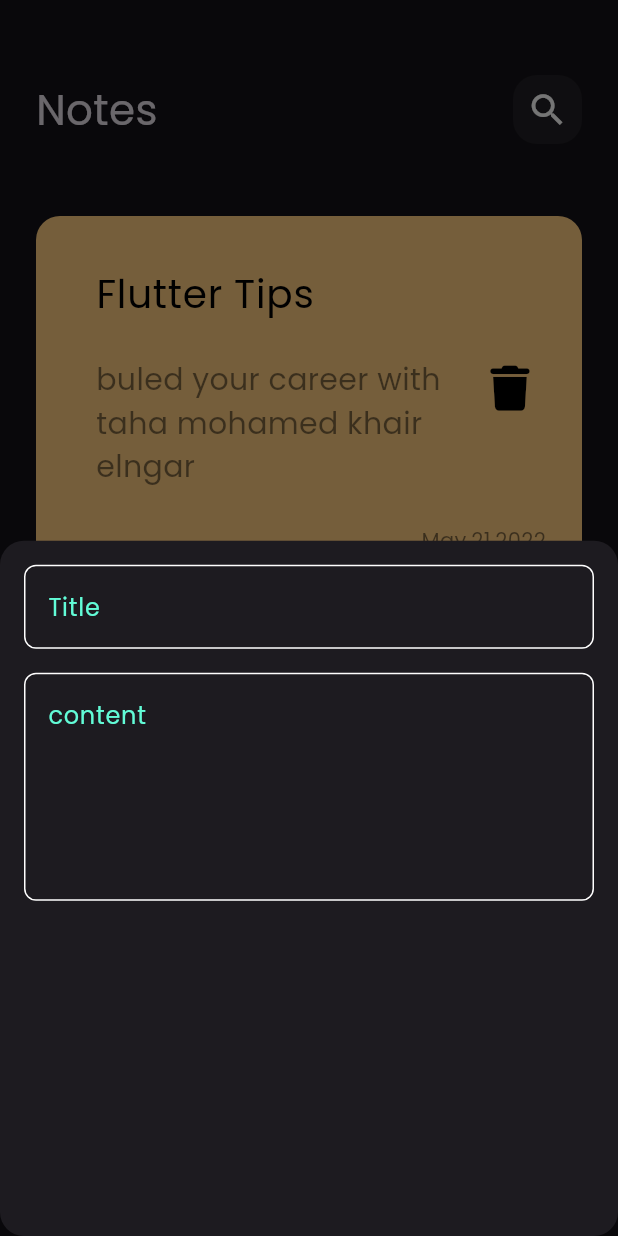
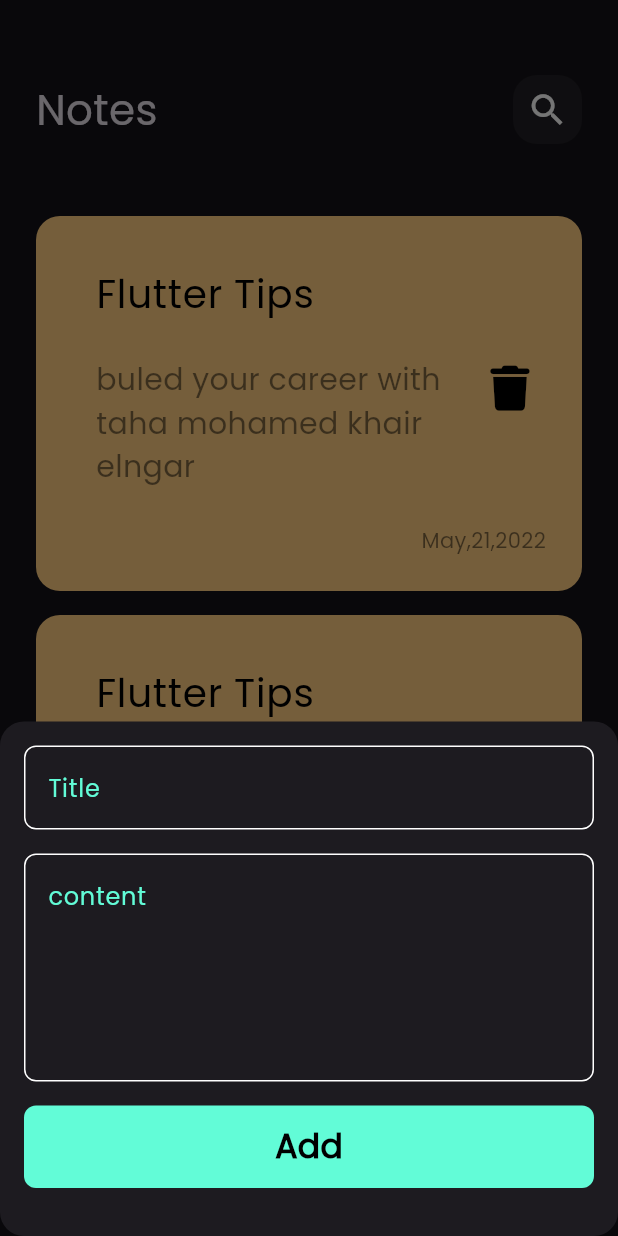
Before and after one commit to tahaelngar32/notes_app, a Flutter app: the screen it shows after launch, after a tap on the "add" icon, on a phone screen of 412 x 824 dp. Run offline on Flutter 3.47's test engine with Material 3 defaults, Android fonts, the phone set to English and light mode, and no system bars; our stand-ins replace font_awesome_flutter.

Commit message:
finshe_buttom_sheet

```diff
--- a/lib/views/widgets/add_show_model_sheet.dart
+++ b/lib/views/widgets/add_show_model_sheet.dart
@@ -1,5 +1,8 @@
 import 'package:flutter/material.dart';
+import 'package:notes_app/constants.dart';
 import 'package:notes_app/views/widgets/custom_text_filed.dart';
+
+import 'custom_button.dart';
 
 class AddNoteBottomSheet extends StatelessWidget {
   const AddNoteBottomSheet({super.key});
@@ -8,12 +11,23 @@ class AddNoteBottomSheet extends StatelessWidget {
   Widget build(BuildContext context) {
     return const Padding(
       padding: EdgeInsets.all(16),
-      child: Column(
-        children: [
-          CustomTextFiled(hind: 'Title',),
-          SizedBox(height: 16,),
-          CustomTextFiled(hind: 'content',maxLines: 5,),
-        ],
+      child: SingleChildScrollView(
+        // عشان يحصل اسكرول وانا بكتب في الفيلد
+        child: Column(
+          children: [
+            CustomTextFiled(
+              hind: 'Title',
+            ),
+            SizedBox(height: 16),
+            CustomTextFiled(
+              hind: 'content',
+              maxLines: 5,
+            ),
+            SizedBox(height: 16),
+            CustomButton(),
+            SizedBox(height: 16),
+          ],
+        ),
       ),
     );
   }
--- /dev/null
+++ b/lib/views/widgets/custom_button.dart
@@ -0,0 +1,27 @@
+import 'package:flutter/material.dart';
+
+import '../../constants.dart';
+
+class CustomButton extends StatelessWidget {
+  const CustomButton({super.key});
+
+  @override
+  Widget build(BuildContext context) {
+    return Container(
+      width: MediaQuery.of(context).size.width,
+      height: 55,
+      decoration: BoxDecoration(
+          color: kPrimaryColor, borderRadius: BorderRadius.circular(8)),
+      child: const Center(
+        child: Text(
+          "Add",
+          style: TextStyle(
+            color: Colors.black,
+            fontWeight: FontWeight.bold,
+            fontSize: 22,
+          ),
+        ),
+      ),
+    );
+  }
+}
```
